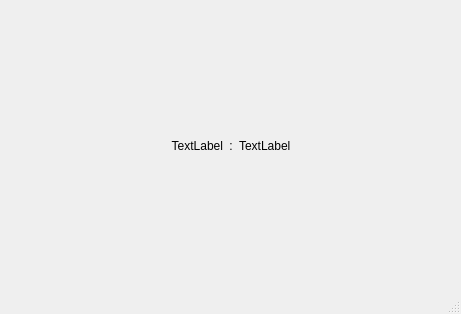
Above: clock.ui from HardEnoughy/digital_clock before the change. Below: the same form after it.
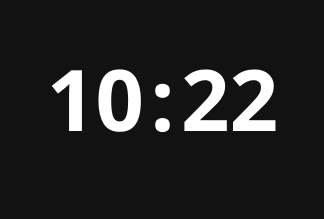
That is the form after the change.

```diff
--- a/clock.ui
+++ b/clock.ui
@@ -6,16 +6,30 @@
    <rect>
     <x>0</x>
     <y>0</y>
-    <width>461</width>
-    <height>314</height>
+    <width>324</width>
+    <height>219</height>
    </rect>
   </property>
   <property name="windowTitle">
    <string>MainWindow</string>
   </property>
+  <property name="styleSheet">
+   <string notr="true">QMainWindow, QWidget {
+	color: white;
+	background-color: #121212;
+	font-family: Rubik;
+	font-weight: 600;
+}
+QLabel {
+	font-size: 64pt;
+}</string>
+  </property>
   <widget class="QWidget" name="central_widget">
+   <property name="enabled">
+    <bool>true</bool>
+   </property>
    <property name="sizePolicy">
-    <sizepolicy hsizetype="Preferred" vsizetype="Preferred">
+    <sizepolicy hsizetype="Maximum" vsizetype="Maximum">
      <horstretch>0</horstretch>
      <verstretch>0</verstretch>
     </sizepolicy>
@@ -25,8 +39,14 @@
      <layout class="QHBoxLayout" name="h_layout">
       <item>
        <widget class="QLabel" name="hours_label">
+        <property name="sizePolicy">
+         <sizepolicy hsizetype="Minimum" vsizetype="Maximum">
+          <horstretch>0</horstretch>
+          <verstretch>0</verstretch>
+         </sizepolicy>
+        </property>
         <property name="text">
-         <string>TextLabel</string>
+         <string>10</string>
         </property>
         <property name="textFormat">
          <enum>Qt::MarkdownText</enum>
@@ -54,8 +74,14 @@
       </item>
       <item>
        <widget class="QLabel" name="minutes_label">
+        <property name="sizePolicy">
+         <sizepolicy hsizetype="Minimum" vsizetype="Maximum">
+          <horstretch>0</horstretch>
+          <verstretch>0</verstretch>
+         </sizepolicy>
+        </property>
         <property name="text">
-         <string>TextLabel</string>
+         <string>22</string>
         </property>
         <property name="alignment">
          <set>Qt::AlignLeading|Qt::AlignLeft|Qt::AlignVCenter</set>
```
